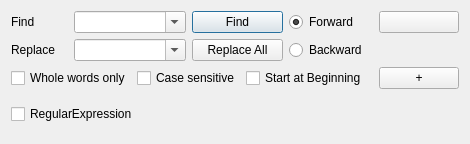
The window that replacewidget.ui (orao/texmaker) describes before a commit, drawn with Qt 5.
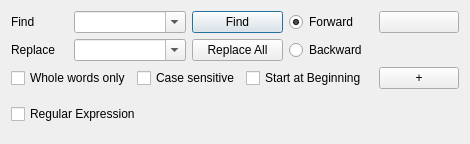
The same window after the commit. Icons and pictures are not drawn.

The edit to the form file:
```diff
--- a/replacewidget.ui
+++ b/replacewidget.ui
@@ -6,7 +6,7 @@
    <rect>
     <x>0</x>
     <y>0</y>
-    <width>460</width>
+    <width>470</width>
     <height>122</height>
    </rect>
   </property>
@@ -184,7 +184,7 @@
       <item>
        <widget class="QCheckBox" name="checkRegExp">
         <property name="text">
-         <string>RegularExpression</string>
+         <string>Regular Expression</string>
         </property>
        </widget>
       </item>
```
Left out of the diff: 3 changed lines with no effect on the pictures.
